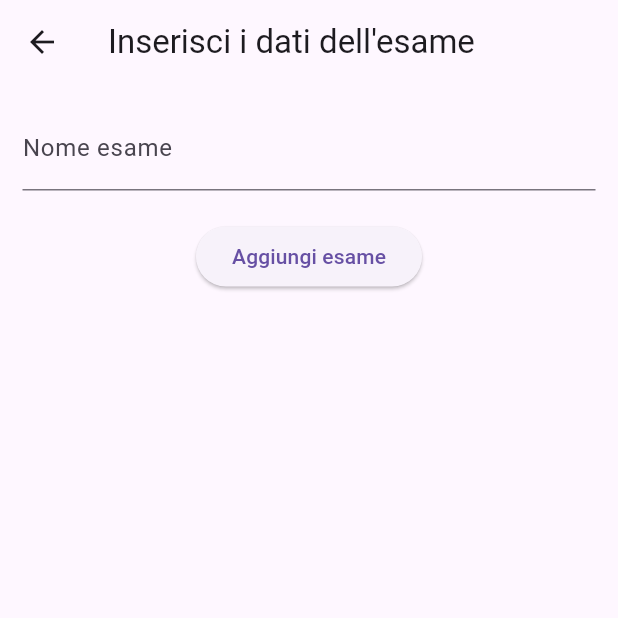
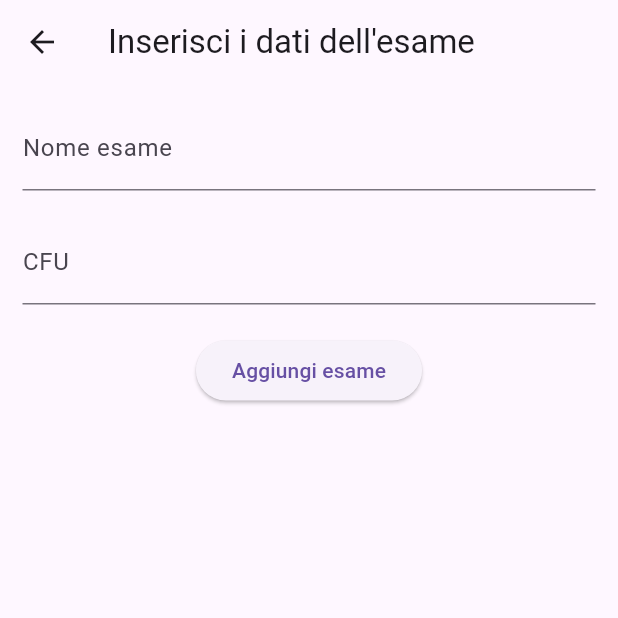
Before and after one commit to vale-02/Programmazione-Mobile, a Flutter app: the WorkplaceAddexam screen opened directly, on a phone screen of 412 x 824 dp, the top half of it. Run offline on Flutter 3.47's test engine with Material 3 defaults, Android fonts, the phone set to English and light mode, and no system bars; our stand-ins replace hive, hive_flutter; accounts and stored records are empty.

Commit message:
Modifica modello esame e aggiunta funzionalità per modificare i dati dell'esame

```diff
--- a/brainiac/lib/main.dart
+++ b/brainiac/lib/main.dart
@@ -2,12 +2,10 @@ import 'package:brainiac/model/exam.dart';
 import 'package:brainiac/workplace/workplace_screen.dart';
 import 'package:flutter/material.dart';
 import 'package:hive_flutter/hive_flutter.dart';
-import 'package:path_provider/path_provider.dart';
 
 void main() async {
   //Inizializzazione database Hive
   WidgetsFlutterBinding.ensureInitialized();
-
   await Hive.initFlutter();
   Hive.registerAdapter(ExamAdapter());
 
--- a/brainiac/lib/model/exam.dart
+++ b/brainiac/lib/model/exam.dart
@@ -10,5 +10,15 @@ class Exam {
   @HiveField(1)
   final String name;
 
-  Exam({required this.id, required this.name});
+  @HiveField(2)
+  final int cfu;
+
+  @HiveField(3)
+  final bool status;
+
+  Exam(
+      {required this.id,
+      required this.name,
+      required this.cfu,
+      required this.status});
 }
--- a/brainiac/lib/workplace/workplace_addexam.dart
+++ b/brainiac/lib/workplace/workplace_addexam.dart
@@ -1,6 +1,6 @@
 import 'package:brainiac/model/exam.dart';
 import 'package:flutter/material.dart';
-import 'package:flutter/widgets.dart';
+import 'package:flutter/services.dart';
 import 'package:hive/hive.dart';
 
 class WorkplaceAddexam extends StatefulWidget {
@@ -12,10 +12,12 @@ class WorkplaceAddexam extends StatefulWidget {
 
 class _WorkplaceAddexam extends State<WorkplaceAddexam> {
   final TextEditingController _nameController = TextEditingController();
+  final TextEditingController _cfuController = TextEditingController();
 
   @override
   void dispose() {
     _nameController.dispose();
+    _cfuController.dispose();
     super.dispose();
   }
 
@@ -43,11 +45,24 @@ class _WorkplaceAddexam extends State<WorkplaceAddexam> {
               SizedBox(
                 height: 20,
               ),
+              TextField(
+                controller: _cfuController,
+                keyboardType: TextInputType.number,
+                inputFormatters: [
+                  FilteringTextInputFormatter.digitsOnly,
+                ],
+                decoration: InputDecoration(labelText: 'CFU'),
+              ),
+              SizedBox(
+                height: 20,
+              ),
               ElevatedButton(
                 onPressed: () {
                   final value = Exam(
                     id: _getNextId(),
                     name: _nameController.text,
+                    cfu: int.parse(_cfuController.text),
+                    status: false,
                   );
                   Hive.box('ExamBox').add(value);
                   Navigator.pop(context);
```
Also changed, not shown: brainiac/lib/workplace/workplace_editexam.dart (added, +117 -0 lines), brainiac/lib/workplace/workplace_screen.dart (+20 -2 lines), brainiac/lib/model/exam.g.dart.
